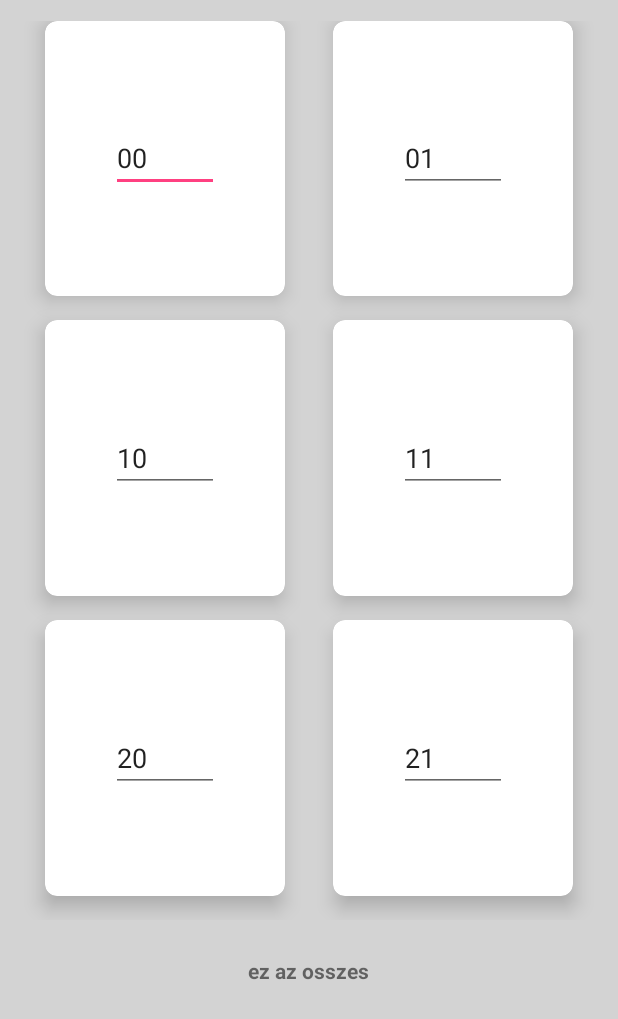
After one commit to MTomi13/CurveNumbers, an Android app: the layout activity_summarize.xml on its own in the app's theme, with its tools: preview values and no code run, on a phone screen of 412 x 824 dp. The commit adds this screen. Shown: the top 1019 px of the screen. Run offline under Robolectric (Android 15) with nearby library versions, the phone set to English and light mode, and no system bars.

Commit message:
add layout, vm skeleton, dependencies

```diff
--- a/app/src/main/AndroidManifest.xml
+++ b/app/src/main/AndroidManifest.xml
@@ -9,7 +9,7 @@
         android:roundIcon="@mipmap/ic_launcher_round"
         android:supportsRtl="true"
         android:theme="@style/AppTheme">
-        <activity android:name=".MainActivity">
+        <activity android:name=".SummarizeActivity">
             <intent-filter>
                 <action android:name="android.intent.action.MAIN" />
 
--- /dev/null
+++ b/app/src/main/java/com/marton/tamas/curveappchallange/model/Sum.kt
@@ -0,0 +1,4 @@
+package com.marton.tamas.curveappchallange.model
+
+
+data class Sum(val sum: Int)
--- /dev/null
+++ b/app/src/main/res/layout/activity_summarize.xml
@@ -0,0 +1,136 @@
+<layout xmlns:android="http://schemas.android.com/apk/res/android"
+    xmlns:app="http://schemas.android.com/apk/res-auto"
+    xmlns:tools="http://schemas.android.com/tools">
+
+    <data>
+
+        <variable
+            name="vm"
+            type="com.marton.tamas.curveappchallange.viewmodel.SummarizeViewModel" />
+
+        <variable
+            name="sumObject"
+            type="com.marton.tamas.curveappchallange.model.Sum" />
+    </data>
+
+    <LinearLayout
+        android:layout_width="match_parent"
+        android:layout_height="match_parent"
+        android:background="#D3D3D3"
+        android:orientation="vertical"
+        android:weightSum="10">
+
+        <GridLayout
+            android:id="@+id/mainGrid"
+            android:layout_width="match_parent"
+            android:layout_height="0dp"
+            android:layout_weight="8"
+            android:alignmentMode="alignMargins"
+            android:columnCount="2"
+            android:padding="@dimen/main_grid_padding"
+            android:rowCount="3">
+
+            <!-- ROW 1  -->
+            <!-- COLUMN 1  -->
+            <android.support.v7.widget.CardView
+                style="@style/CardStyle"
+                app:cardCornerRadius="@dimen/card_radius_and_elevation"
+                app:cardElevation="@dimen/card_radius_and_elevation">
+
+                <EditText
+                    android:id="@+id/number_00"
+                    style="@style/NumberEditText"
+                    android:text="00"
+                    tools:ignore="LabelFor,TextFields" />
+            </android.support.v7.widget.CardView>
+
+            <!-- COLUMN 2  -->
+
+            <android.support.v7.widget.CardView
+                style="@style/CardStyle"
+                app:cardCornerRadius="@dimen/card_radius_and_elevation"
+                app:cardElevation="@dimen/card_radius_and_elevation">
+
+                <EditText
+                    android:id="@+id/number_01"
+                    style="@style/NumberEditText"
+                    android:text="01"
+                    tools:ignore="LabelFor,TextFields" />
+            </android.support.v7.widget.CardView>
+
+            <!-- ROW 2  -->
+            <!-- COLUMN 1  -->
+
+            <android.support.v7.widget.CardView
+                style="@style/CardStyle"
+                app:cardCornerRadius="@dimen/card_radius_and_elevation"
+                app:cardElevation="@dimen/card_radius_and_elevation">
+
+                <EditText
+                    android:id="@+id/number_10"
+                    style="@style/NumberEditText"
+                    android:text="10"
+                    tools:ignore="LabelFor,TextFields" />
+            </android.support.v7.widget.CardView>
+
+            <!-- COLUMN 2  -->
+
+            <android.support.v7.widget.CardView
+                style="@style/CardStyle"
+                app:cardCornerRadius="@dimen/card_radius_and_elevation"
+                app:cardElevation="@dimen/card_radius_and_elevation">
+
+                <EditText
+                    android:id="@+id/number_11"
+                    style="@style/NumberEditText"
+                    android:text="11"
+                    tools:ignore="LabelFor,TextFields" />
+            </android.support.v7.widget.CardView>
+
+            <!-- ROW 3  -->
+            <!-- COLUMN 1  -->
+
+            <android.support.v7.widget.CardView
+                style="@style/CardStyle"
+                app:cardCornerRadius="@dimen/card_radius_and_elevation"
+                app:cardElevation="@dimen/card_radius_and_elevation">
+
+                <EditText
+                    android:id="@+id/number_20"
+                    style="@style/NumberEditText"
+                    android:text="20"
+                    tools:ignore="LabelFor,TextFields" />
+            </android.support.v7.widget.CardView>
+
+            <!-- COLUMN 2  -->
+
+            <android.support.v7.widget.CardView
+                style="@style/CardStyle"
+                app:cardCornerRadius="@dimen/card_radius_and_elevation"
+                app:cardElevation="@dimen/card_radius_and_elevation">
+
+                <EditText
+                    android:id="@+id/number_21"
+                    style="@style/NumberEditText"
+                    android:text="21"
+                    tools:ignore="LabelFor,TextFields" />
+            </android.support.v7.widget.CardView>
+        </GridLayout>
+
+        <LinearLayout
+            android:id="@+id/sum_container"
+            android:layout_width="wrap_content"
+            android:layout_height="wrap_content"
+            android:layout_gravity="center_horizontal"
+            android:gravity="center"
+            android:padding="@dimen/total_container_padding">
+
+            <TextView
+                android:id="@+id/sum"
+                android:layout_width="wrap_content"
+                android:layout_height="wrap_content"
+                android:text="ez az osszes"
+                android:textStyle="bold" />
+        </LinearLayout>
+    </LinearLayout>
+</layout>
--- /dev/null
+++ b/app/src/main/res/values/dimens.xml
@@ -0,0 +1,7 @@
+<?xml version="1.0" encoding="utf-8"?>
+<resources>
+    <dimen name="card_radius_and_elevation">8dp</dimen>
+    <dimen name="main_grid_padding">14dp</dimen>
+    <dimen name="main_grid_height">0dp</dimen>
+    <dimen name="total_container_padding">10dp</dimen>
+</resources>
--- a/app/src/main/res/values/strings.xml
+++ b/app/src/main/res/values/strings.xml
@@ -1,3 +1,4 @@
 <resources>
     <string name="app_name">CurveAppChallange</string>
+    <string name="edit_hint">Number</string>
 </resources>
--- a/app/src/main/res/values/styles.xml
+++ b/app/src/main/res/values/styles.xml
@@ -8,4 +8,22 @@
         <item name="colorAccent">@color/colorAccent</item>
     </style>
 
+    <style name="CardStyle">
+        <item name="android:layout_height">0dp</item>
+        <item name="android:layout_width">0dp</item>
+        <item name="android:layout_columnWeight">1</item>
+        <item name="android:layout_marginBottom">16dp</item>
+        <item name="android:layout_marginLeft">16dp</item>
+        <item name="android:layout_marginRight">16dp</item>
+        <item name="android:layout_rowWeight">1</item>
+    </style>
+
+    <style name="NumberEditText">
+        <item name="android:layout_height">wrap_content</item>
+        <item name="android:layout_width">wrap_content</item>
+        <item name="android:layout_gravity">center</item>
+        <item name="android:hint">@string/edit_hint</item>
+        <item name="android:inputType">number</item>
+        <item name="android:maxLength">9</item>
+    </style>
 </resources>
--- a/build.gradle
+++ b/build.gradle
@@ -1,13 +1,14 @@
 // Top-level build file where you can add configuration options common to all sub-projects/modules.
 
 buildscript {
-    ext.kotlin_version = '1.2.41'
     repositories {
         google()
         jcenter()
     }
+    apply from: "./libraries.gradle"
+
     dependencies {
-        classpath 'com.android.tools.build:gradle:3.1.2'
+        classpath "com.android.tools.build:gradle:$gradleBuildTools"
         classpath "org.jetbrains.kotlin:kotlin-gradle-plugin:$kotlin_version"
 
         // NOTE: Do not place your application dependencies here; they belong
@@ -17,6 +18,7 @@ buildscript {
 
 allprojects {
     repositories {
+        maven { url 'https://maven.google.com' }
         google()
         jcenter()
     }
```
Also changed, not shown: app/build.gradle (+10 -14 lines), app/buildscripts/dependencies.gradle (added, +35 -0 lines), app/src/main/java/com/marton/tamas/curveappchallange/MainActivity.kt (deleted, +0 -12 lines), app/src/main/java/com/marton/tamas/curveappchallange/SummarizeActivity.kt (added, +17 -0 lines), app/src/main/java/com/marton/tamas/curveappchallange/viewmodel/SummarizeViewModel.kt (added, +7 -0 lines), app/src/main/res/layout/activity_main.xml (deleted, +0 -18 lines), libraries.gradle (added, +61 -0 lines).
